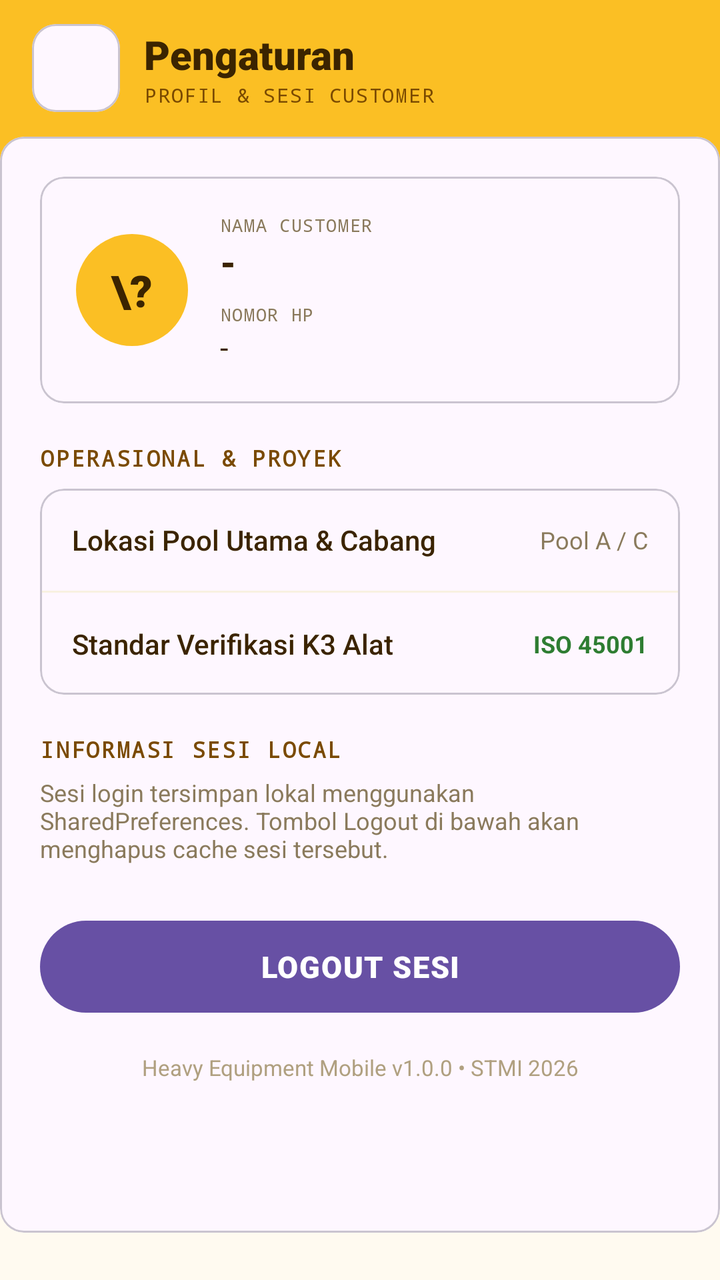
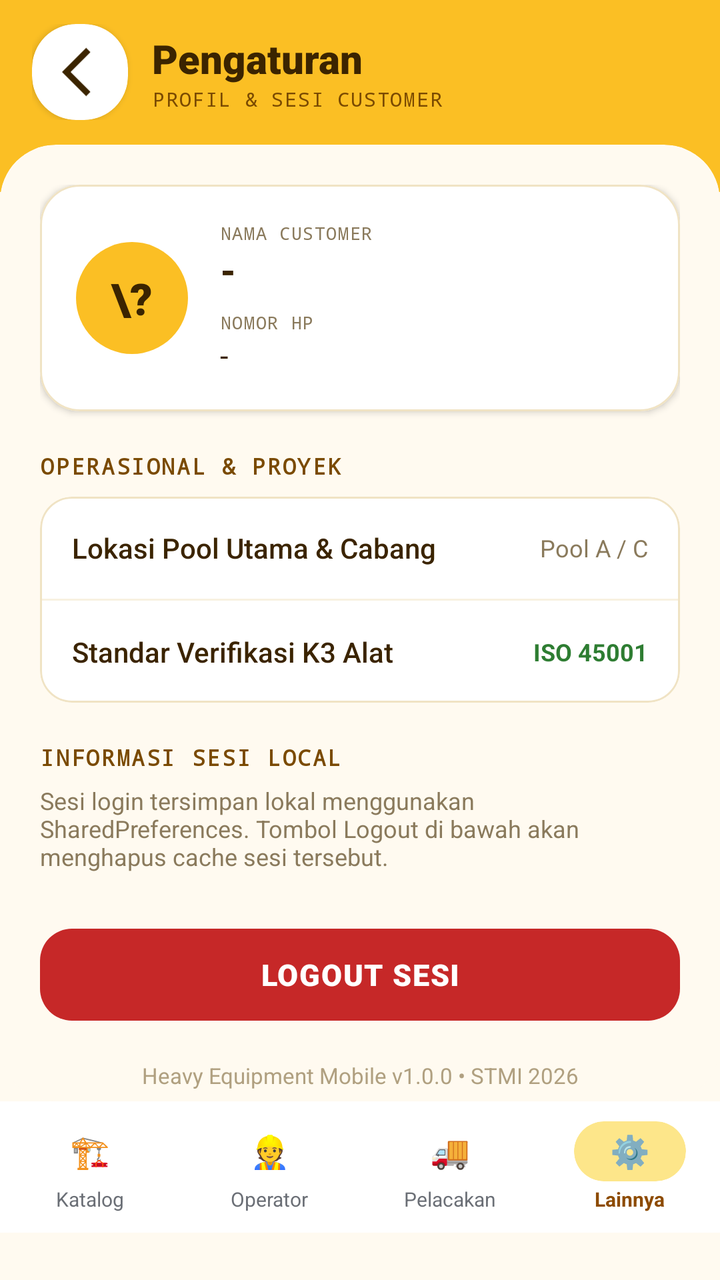

Two renders of the same Android screen: before a commit and after it. Below are the layout's source before the change and the commit's diff.
<!-- AndroidManifest.xml: application theme Theme.Project_AppMobile -->
<!-- res/layout/activity_settings.xml -->
<?xml version="1.0" encoding="utf-8"?>
<LinearLayout xmlns:android="http://schemas.android.com/apk/res/android"
    xmlns:app="http://schemas.android.com/apk/app-auto"
    xmlns:tools="http://schemas.android.com/tools"
    android:layout_width="match_parent"
    android:layout_height="match_parent"
    android:background="#FFFAF0"
    android:fitsSystemWindows="true"
    android:orientation="vertical"
    tools:context=".SettingsActivity">

    <LinearLayout
        android:layout_width="match_parent"
        android:layout_height="wrap_content"
        android:background="#FBBF24"
        android:gravity="center_vertical"
        android:orientation="horizontal"
        android:paddingHorizontal="16dp"
        android:paddingTop="12dp"
        android:paddingBottom="36dp">

        <com.google.android.material.card.MaterialCardView
            android:id="@+id/btnBack"
            android:layout_width="44dp"
            android:layout_height="44dp"
            android:clickable="true"
            android:contentDescription="Kembali"
            android:focusable="true"
            app:cardBackgroundColor="#FFFFFF"
            app:cardCornerRadius="22dp"
            app:cardElevation="2dp"
            app:strokeWidth="0dp">

            <ImageView
                android:layout_width="24dp"
                android:layout_height="24dp"
                android:layout_gravity="center"
                android:contentDescription="@null"
                android:importantForAccessibility="no"
                app:srcCompat="@drawable/outline_arrow_back_ios_24"
                app:tint="#3B2400" />
        </com.google.android.material.card.MaterialCardView>

        <LinearLayout
            android:layout_width="0dp"
            android:layout_height="wrap_content"
            android:layout_marginStart="12dp"
            android:layout_weight="1"
            android:orientation="vertical">

            <TextView
                android:layout_width="wrap_content"
                android:layout_height="wrap_content"
                android:fontFamily="sans-serif-black"
                android:text="Pengaturan"
                android:textColor="#3B2400"
                android:textSize="20sp" />

            <TextView
                android:layout_width="wrap_content"
                android:layout_height="wrap_content"
                android:fontFamily="monospace"
                android:letterSpacing="0.06"
                android:text="PROFIL &amp; SESI CUSTOMER"
                android:textColor="#7A4A00"
                android:textSize="10sp" />
        </LinearLayout>
    </LinearLayout>

    <com.google.android.material.card.MaterialCardView
        android:layout_width="match_parent"
        android:layout_height="0dp"
        android:layout_marginTop="-24dp"
        android:layout_weight="1"
        app:cardBackgroundColor="#FFFAF0"
        app:cardCornerRadius="28dp"
        app:cardElevation="0dp"
        app:strokeWidth="0dp">

        <ScrollView
            android:layout_width="match_parent"
            android:layout_height="match_parent"
            android:fillViewport="true"
            android:scrollbars="none">

            <LinearLayout
                android:layout_width="match_parent"
                android:layout_height="wrap_content"
                android:orientation="vertical"
                android:padding="20dp">

                <com.google.android.material.card.MaterialCardView
                    android:layout_width="match_parent"
                    android:layout_height="wrap_content"
                    app:cardBackgroundColor="#FFFFFF"
                    app:cardCornerRadius="20dp"
                    app:cardElevation="2dp"
                    app:strokeColor="#F0E3C4"
                    app:strokeWidth="1dp">

                    <LinearLayout
                        android:layout_width="match_parent"
                        android:layout_height="wrap_content"
                        android:gravity="center_vertical"
                        android:orientation="horizontal"
                        android:padding="18dp">

                        <TextView
                            android:id="@+id/tvAvatarInitial"
                            android:layout_width="56dp"
                            android:layout_height="56dp"
                            android:background="@drawable/trk_bg_circle_primary"
                            android:backgroundTint="#FBBF24"
                            android:fontFamily="sans-serif-black"
                            android:gravity="center"
                            android:text="\?"
                            android:textColor="#3B2400"
                            android:textSize="22sp" />

                        <LinearLayout
                            android:layout_width="0dp"
                            android:layout_height="wrap_content"
                            android:layout_marginStart="16dp"
                            android:layout_weight="1"
                            android:orientation="vertical">

                            <TextView
                                android:layout_width="wrap_content"
                                android:layout_height="wrap_content"
                                android:fontFamily="monospace"
                                android:letterSpacing="0.06"
                                android:text="NAMA CUSTOMER"
                                android:textColor="#8A7A5C"
                                android:textSize="9sp" />

                            <TextView
                                android:id="@+id/tvProfileName"
                                android:layout_width="wrap_content"
                                android:layout_height="wrap_content"
                                android:fontFamily="sans-serif-black"
                                android:text="-"
                                android:textColor="#3B2400"
                                android:textSize="18sp" />

                            <TextView
                                android:layout_width="wrap_content"
                                android:layout_height="wrap_content"
                                android:layout_marginTop="8dp"
                                android:fontFamily="monospace"
                                android:letterSpacing="0.06"
                                android:text="NOMOR HP"
                                android:textColor="#8A7A5C"
                                android:textSize="9sp" />

                            <TextView
                                android:id="@+id/tvProfilePhone"
                                android:layout_width="wrap_content"
                                android:layout_height="wrap_content"
                                android:text="-"
                                android:textColor="#3B2400"
                                android:textSize="15sp" />
                        </LinearLayout>
                    </LinearLayout>
                </com.google.android.material.card.MaterialCardView>

                <TextView
                    android:layout_width="wrap_content"
                    android:layout_height="wrap_content"
                    android:layout_marginTop="20dp"
                    android:fontFamily="monospace"
                    android:letterSpacing="0.08"
                    android:text="OPERASIONAL &amp; PROYEK"
                    android:textColor="#7A4A00"
                    android:textSize="11sp"
                    android:textStyle="bold" />

                <com.google.android.material.card.MaterialCardView
                    android:layout_width="match_parent"
                    android:layout_height="wrap_content"
                    android:layout_marginTop="8dp"
                    app:cardBackgroundColor="#FFFFFF"
                    app:cardCornerRadius="16dp"
                    app:cardElevation="1dp"
                    app:strokeColor="#F0E3C4"
                    app:strokeWidth="1dp">

                    <LinearLayout
                        android:layout_width="match_parent"
                        android:layout_height="wrap_content"
                        android:orientation="vertical">

                        <LinearLayout
                            android:layout_width="match_parent"
                            android:layout_height="wrap_content"
                            android:gravity="center_vertical"
                            android:padding="16dp">
                            <TextView
                                android:layout_width="0dp"
                                android:layout_height="wrap_content"
                                android:layout_weight="1"
                                android:fontFamily="sans-serif-medium"
                                android:text="Lokasi Pool Utama &amp; Cabang"
                                android:textColor="#3B2400"
                                android:textSize="14sp" />
                            <TextView
                                android:layout_width="wrap_content"
                                android:layout_height="wrap_content"
                                android:text="Pool A / C"
                                android:textColor="#8A7A5C"
                                android:textSize="12sp" />
                        </LinearLayout>

                        <View
                            android:layout_width="match_parent"
                            android:layout_height="1dp"
                            android:background="#F8F1E1" />

                        <LinearLayout
                            android:layout_width="match_parent"
                            android:layout_height="wrap_content"
                            android:gravity="center_vertical"
                            android:padding="16dp">
                            <TextView
                                android:layout_width="0dp"
                                android:layout_height="wrap_content"
                                android:layout_weight="1"
                                android:fontFamily="sans-serif-medium"
                                android:text="Standar Verifikasi K3 Alat"
                                android:textColor="#3B2400"
                                android:textSize="14sp" />
                            <TextView
                                android:layout_width="wrap_content"
                                android:layout_height="wrap_content"
                                android:text="ISO 45001"
                                android:textColor="#2E7D32"
                                android:textSize="12sp"
                                android:textStyle="bold" />
                        </LinearLayout>
                    </LinearLayout>
                </com.google.android.material.card.MaterialCardView>

                <TextView
                    android:layout_width="wrap_content"
                    android:layout_height="wrap_content"
                    android:layout_marginTop="20dp"
                    android:fontFamily="monospace"
                    android:letterSpacing="0.08"
                    android:text="INFORMASI SESI LOCAL"
                    android:textColor="#7A4A00"
                    android:textSize="11sp"
                    android:textStyle="bold" />

                <TextView
                    android:layout_width="match_parent"
                    android:layout_height="wrap_content"
                    android:layout_marginTop="6dp"
                    android:text="Sesi login tersimpan lokal menggunakan SharedPreferences. Tombol Logout di bawah akan menghapus cache sesi tersebut."
                    android:textColor="#8A7A5C"
                    android:textSize="12sp" />

                <View
                    android:layout_width="match_parent"
                    android:layout_height="24dp" />

                <com.google.android.material.button.MaterialButton
                    android:id="@+id/btnLogout"
                    android:layout_width="match_parent"
                    android:layout_height="54dp"
                    android:fontFamily="sans-serif-black"
                    android:letterSpacing="0.04"
                    android:text="LOGOUT SESI"
                    android:textColor="#FFFFFF"
                    android:textSize="15sp"
                    app:backgroundTint="#C62828"
                    app:cornerRadius="16dp"
                    app:elevation="2dp" />

                <TextView
                    android:layout_width="match_parent"
                    android:layout_height="wrap_content"
                    android:layout_marginTop="16dp"
                    android:layout_marginBottom="12dp"
                    android:gravity="center"
                    android:text="Heavy Equipment Mobile v1.0.0 • STMI 2026"
                    android:textColor="#B0A080"
                    android:textSize="11sp" />

            </LinearLayout>
        </ScrollView>
    </com.google.android.material.card.MaterialCardView>
</LinearLayout>
<!-- resources referenced by this layout -->
<resources>
  <!-- drawable outline_arrow_back_ios_24 (drawable) -->
  <vector xmlns:android="http://schemas.android.com/apk/res/android" android:autoMirrored="true" android:height="24dp" android:tint="#000000" android:viewportHeight="960" android:viewportWidth="960" android:width="24dp">
        
      <path android:fillColor="@android:color/white" android:pathData="M400,880L0,480L400,80L471,151L142,480L471,809L400,880Z"/>
      
  </vector>
  <!-- drawable trk_bg_circle_primary (drawable) -->
  <?xml version="1.0" encoding="utf-8"?>
  <shape xmlns:android="http://schemas.android.com/apk/res/android"
      android:shape="oval">
  
      
      <solid android:color="@color/trk_primary" />
  
  </shape>
  <style name="Theme.Project_AppMobile" parent="Base.Theme.Project_AppMobile" />
  <color name="trk_primary">#2196F3</color>
  <style name="Base.Theme.Project_AppMobile" parent="Theme.Material3.DayNight.NoActionBar">
          
          
      </style>
</resources>

<!-- the commit's change to res/layout/activity_settings.xml (unified diff, before → after) -->
@@ -1,6 +1,6 @@
 <?xml version="1.0" encoding="utf-8"?>
 <LinearLayout xmlns:android="http://schemas.android.com/apk/res/android"
-    xmlns:app="http://schemas.android.com/apk/app-auto"
+    xmlns:app="http://schemas.android.com/apk/res-auto"
     xmlns:tools="http://schemas.android.com/tools"
     android:layout_width="match_parent"
     android:layout_height="match_parent"
@@ -15,14 +15,15 @@
         android:background="#FBBF24"
         android:gravity="center_vertical"
         android:orientation="horizontal"
-        android:paddingHorizontal="16dp"
+        android:paddingStart="16dp"
         android:paddingTop="12dp"
+        android:paddingEnd="16dp"
         android:paddingBottom="36dp">
 
         <com.google.android.material.card.MaterialCardView
             android:id="@+id/btnBack"
-            android:layout_width="44dp"
-            android:layout_height="44dp"
+            android:layout_width="48dp"
+            android:layout_height="48dp"
             android:clickable="true"
             android:contentDescription="Kembali"
             android:focusable="true"
@@ -32,11 +33,12 @@
             app:strokeWidth="0dp">
 
             <ImageView
-                android:layout_width="24dp"
-                android:layout_height="24dp"
+                android:layout_width="40dp"
+                android:layout_height="40dp"
                 android:layout_gravity="center"
                 android:contentDescription="@null"
                 android:importantForAccessibility="no"
+                android:paddingLeft="11dp"
                 app:srcCompat="@drawable/outline_arrow_back_ios_24"
                 app:tint="#3B2400" />
         </com.google.android.material.card.MaterialCardView>
@@ -137,7 +139,9 @@
                                 android:id="@+id/tvProfileName"
                                 android:layout_width="wrap_content"
                                 android:layout_height="wrap_content"
+                                android:ellipsize="end"
                                 android:fontFamily="sans-serif-black"
+                                android:maxLines="1"
                                 android:text="-"
                                 android:textColor="#3B2400"
                                 android:textSize="18sp" />
@@ -156,6 +160,8 @@
                                 android:id="@+id/tvProfilePhone"
                                 android:layout_width="wrap_content"
                                 android:layout_height="wrap_content"
+                                android:ellipsize="end"
+                                android:maxLines="1"
                                 android:text="-"
                                 android:textColor="#3B2400"
                                 android:textSize="15sp" />
@@ -193,7 +199,9 @@
                             android:layout_width="match_parent"
                             android:layout_height="wrap_content"
                             android:gravity="center_vertical"
+                            android:orientation="horizontal"
                             android:padding="16dp">
+
                             <TextView
                                 android:layout_width="0dp"
                                 android:layout_height="wrap_content"
@@ -202,9 +210,11 @@
                                 android:text="Lokasi Pool Utama &amp; Cabang"
                                 android:textColor="#3B2400"
                                 android:textSize="14sp" />
-                            <TextView
-                                android:layout_width="wrap_content"
-                                android:layout_height="wrap_content"
+
+                            <TextView
+                                android:layout_width="wrap_content"
+                                android:layout_height="wrap_content"
+                                android:layout_marginStart="8dp"
                                 android:text="Pool A / C"
                                 android:textColor="#8A7A5C"
                                 android:textSize="12sp" />
@@ -219,7 +229,9 @@
                             android:layout_width="match_parent"
                             android:layout_height="wrap_content"
                             android:gravity="center_vertical"
+                            android:orientation="horizontal"
                             android:padding="16dp">
+
                             <TextView
                                 android:layout_width="0dp"
                                 android:layout_height="wrap_content"
@@ -228,9 +240,11 @@
                                 android:text="Standar Verifikasi K3 Alat"
                                 android:textColor="#3B2400"
                                 android:textSize="14sp" />
-                            <TextView
-                                android:layout_width="wrap_content"
-                                android:layout_height="wrap_content"
+
+                            <TextView
+                                android:layout_width="wrap_content"
+                                android:layout_height="wrap_content"
+                                android:layout_marginStart="8dp"
                                 android:text="ISO 45001"
                                 android:textColor="#2E7D32"
                                 android:textSize="12sp"
@@ -288,4 +302,132 @@
             </LinearLayout>
         </ScrollView>
     </com.google.android.material.card.MaterialCardView>
+
+    
+    <LinearLayout
+        android:layout_width="match_parent"
+        android:layout_height="wrap_content"
+        android:background="#FFFFFF"
+        android:orientation="horizontal"
+        android:paddingTop="6dp"
+        android:paddingBottom="6dp">
+
+        <LinearLayout
+            android:id="@+id/navCatalog"
+            android:layout_width="0dp"
+            android:layout_height="wrap_content"
+            android:layout_weight="1"
+            android:background="?attr/selectableItemBackground"
+            android:gravity="center"
+            android:orientation="vertical"
+            android:paddingTop="4dp"
+            android:paddingBottom="4dp">
+
+            <TextView
+                android:layout_width="56dp"
+                android:layout_height="30dp"
+                android:gravity="center"
+                android:text="🏗️"
+                android:textSize="16sp" />
+
+            <TextView
+                android:layout_width="wrap_content"
+                android:layout_height="wrap_content"
+                android:layout_marginTop="2dp"
+                android:text="Katalog"
+                android:textColor="#6B6F76"
+                android:textSize="10sp" />
+        </LinearLayout>
+
+        <LinearLayout
+            android:id="@+id/navOperator"
+            android:layout_width="0dp"
+            android:layout_height="wrap_content"
+            android:layout_weight="1"
+            android:background="?attr/selectableItemBackground"
+            android:gravity="center"
+            android:orientation="vertical"
+            android:paddingTop="4dp"
+            android:paddingBottom="4dp">
+
+            <TextView
+                android:layout_width="56dp"
+                android:layout_height="30dp"
+                android:gravity="center"
+                android:text="👷"
+                android:textSize="16sp" />
+
+            <TextView
+                android:layout_width="wrap_content"
+                android:layout_height="wrap_content"
+                android:layout_marginTop="2dp"
+                android:text="Operator"
+                android:textColor="#6B6F76"
+                android:textSize="10sp" />
+        </LinearLayout>
+
+        <LinearLayout
+            android:id="@+id/navTracking"
+            android:layout_width="0dp"
+            android:layout_height="wrap_content"
+            android:layout_weight="1"
+            android:background="?attr/selectableItemBackground"
+            android:gravity="center"
+            android:orientation="vertical"
+            android:paddingTop="4dp"
+            android:paddingBottom="4dp">
+
+            <TextView
+                android:layout_width="56dp"
+                android:layout_height="30dp"
+                android:gravity="center"
+                android:text="🚚"
+                android:textSize="16sp" />
+
+            <TextView
+                android:layout_width="wrap_content"
+                android:layout_height="wrap_content"
+                android:layout_marginTop="2dp"
+                android:text="Pelacakan"
+                android:textColor="#6B6F76"
+                android:textSize="10sp" />
+        </LinearLayout>
+
+        
+        <LinearLayout
+            android:id="@+id/navSettings"
+            android:layout_width="0dp"
+            android:layout_height="wrap_content"
+            android:layout_weight="1"
+            android:gravity="center"
+            android:orientation="vertical"
+            android:paddingTop="4dp"
+            android:paddingBottom="4dp">
+
+            <com.google.android.material.card.MaterialCardView
+                android:layout_width="56dp"
+                android:layout_height="30dp"
+                app:cardBackgroundColor="#FDE68A"
+                app:cardCornerRadius="15dp"
+                app:cardElevation="0dp"
+                app:strokeWidth="0dp">
+
+                <TextView
+                    android:layout_width="match_parent"
+                    android:layout_height="match_parent"
+                    android:gravity="center"
+                    android:text="⚙️"
+                    android:textSize="16sp" />
+            </com.google.android.material.card.MaterialCardView>
+
+            <TextView
+                android:layout_width="wrap_content"
+                android:layout_height="wrap_content"
+                android:layout_marginTop="2dp"
+                android:text="Lainnya"
+                android:textColor="#8D4B00"
+                android:textSize="10sp"
+                android:textStyle="bold" />
+        </LinearLayout>
+    </LinearLayout>
 </LinearLayout>
